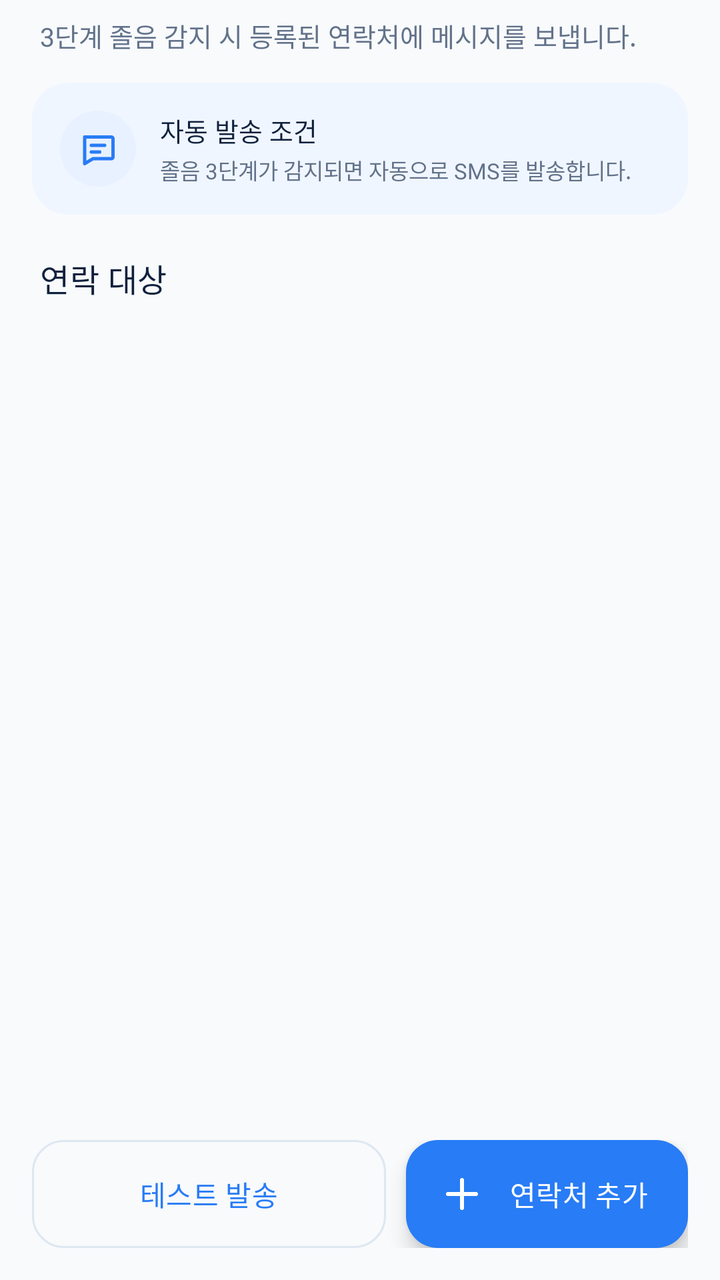
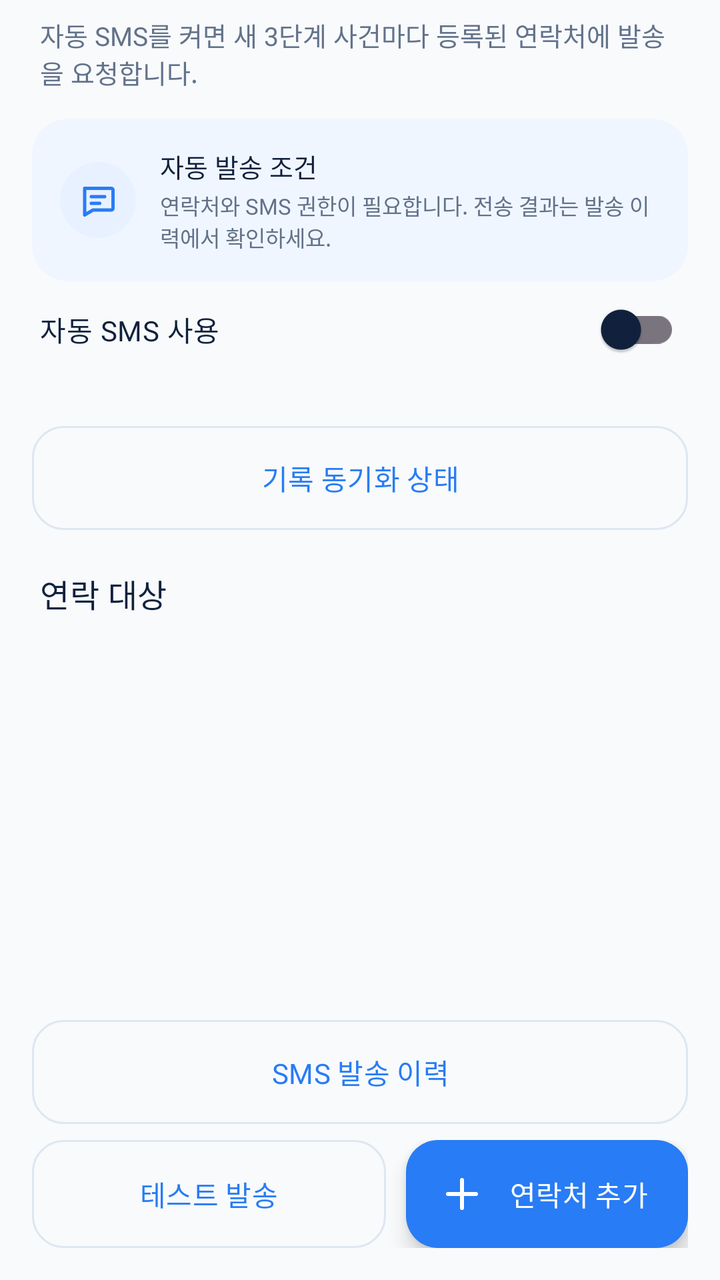

An Android layout rendered at two revisions. The XML below is the earlier revision; the diff shows what the commit changed to produce the second picture.
<!-- AndroidManifest.xml: application theme Theme.NSND -->
<!-- res/layout/fragment_contact.xml -->
<?xml version="1.0" encoding="utf-8"?>
<androidx.constraintlayout.widget.ConstraintLayout xmlns:android="http://schemas.android.com/apk/res/android"
    xmlns:app="http://schemas.android.com/apk/res-auto"
    xmlns:tools="http://schemas.android.com/tools"
    android:layout_width="match_parent"
    android:layout_height="match_parent"
    android:background="@android:color/transparent"
    tools:context=".ui.contact.ContactFragment">

    <TextView
        android:id="@+id/tvContactSubtitle"
        android:layout_width="0dp"
        android:layout_height="wrap_content"
        android:layout_marginHorizontal="20dp"
        android:layout_marginTop="8dp"
        android:text="3단계 졸음 감지 시 등록된 연락처에 메시지를 보냅니다."
        android:textColor="@color/text_secondary"
        android:textSize="13sp"
        app:layout_constraintEnd_toEndOf="parent"
        app:layout_constraintStart_toStartOf="parent"
        app:layout_constraintTop_toTopOf="parent" />

    <com.google.android.material.card.MaterialCardView
        android:id="@+id/cardContactGuide"
        android:layout_width="0dp"
        android:layout_height="wrap_content"
        android:layout_marginHorizontal="16dp"
        android:layout_marginTop="14dp"
        app:cardBackgroundColor="@color/accent_tint"
        app:cardCornerRadius="18dp"
        app:cardElevation="0dp"
        app:layout_constraintEnd_toEndOf="parent"
        app:layout_constraintStart_toStartOf="parent"
        app:layout_constraintTop_toBottomOf="@id/tvContactSubtitle"
        app:strokeColor="@color/accent_secondary"
        app:strokeWidth="0dp">

        <LinearLayout
            android:layout_width="match_parent"
            android:layout_height="wrap_content"
            android:gravity="center_vertical"
            android:orientation="horizontal"
            android:padding="14dp">
            <FrameLayout
                android:layout_width="38dp"
                android:layout_height="38dp"
                android:background="@drawable/bg_icon_blue">
                <ImageView
                    android:layout_width="20dp"
                    android:layout_height="20dp"
                    android:layout_gravity="center"
                    android:contentDescription="자동 발송 조건"
                    android:src="@drawable/ic_sms"
                    android:tint="@color/accent_primary" />
            </FrameLayout>
            <LinearLayout
                android:layout_width="0dp"
                android:layout_height="wrap_content"
                android:layout_marginStart="12dp"
                android:layout_weight="1"
                android:orientation="vertical">
                <TextView
                    android:layout_width="wrap_content"
                    android:layout_height="wrap_content"
                    android:fontFamily="sans-serif-medium"
                    android:text="자동 발송 조건"
                    android:textColor="@color/text_primary"
                    android:textSize="13sp" />
                <TextView
                    android:layout_width="wrap_content"
                    android:layout_height="wrap_content"
                    android:layout_marginTop="2dp"
                    android:text="졸음 3단계가 감지되면 자동으로 SMS를 발송합니다."
                    android:textColor="@color/text_secondary"
                    android:textSize="11sp" />
            </LinearLayout>
        </LinearLayout>
    </com.google.android.material.card.MaterialCardView>

    <TextView
        android:id="@+id/tvContactListLabel"
        android:layout_width="0dp"
        android:layout_height="wrap_content"
        android:layout_marginHorizontal="20dp"
        android:layout_marginTop="20dp"
        android:text="연락 대상"
        android:textAppearance="@style/TextAppearance.NSND.Title"
        app:layout_constraintEnd_toEndOf="parent"
        app:layout_constraintStart_toStartOf="parent"
        app:layout_constraintTop_toBottomOf="@id/cardContactGuide" />

    <TextView
        android:id="@+id/tvContactEmpty"
        android:layout_width="0dp"
        android:layout_height="wrap_content"
        android:layout_marginHorizontal="24dp"
        android:gravity="center"
        android:lineSpacingMultiplier="1.4"
        android:paddingVertical="36dp"
        android:text="@string/contact_empty"
        android:textColor="@color/text_hint"
        android:textSize="14sp"
        android:visibility="gone"
        app:layout_constraintBottom_toTopOf="@id/layoutContactActions"
        app:layout_constraintEnd_toEndOf="parent"
        app:layout_constraintStart_toStartOf="parent"
        app:layout_constraintTop_toBottomOf="@id/tvContactListLabel" />

    <androidx.recyclerview.widget.RecyclerView
        android:id="@+id/rvContacts"
        android:layout_width="0dp"
        android:layout_height="0dp"
        android:clipToPadding="false"
        android:paddingHorizontal="16dp"
        android:paddingTop="10dp"
        android:paddingBottom="12dp"
        app:layout_constraintBottom_toTopOf="@id/layoutContactActions"
        app:layout_constraintEnd_toEndOf="parent"
        app:layout_constraintStart_toStartOf="parent"
        app:layout_constraintTop_toBottomOf="@id/tvContactListLabel"
        tools:listitem="@layout/item_contact_card" />

    <LinearLayout
        android:id="@+id/layoutContactActions"
        android:layout_width="0dp"
        android:layout_height="wrap_content"
        android:layout_marginHorizontal="16dp"
        android:layout_marginBottom="16dp"
        android:gravity="center_vertical"
        android:orientation="horizontal"
        app:layout_constraintBottom_toBottomOf="parent"
        app:layout_constraintEnd_toEndOf="parent"
        app:layout_constraintStart_toStartOf="parent">

        <Button
            android:id="@+id/btnSendContacts"
            style="@style/Widget.NSND.Button.Secondary"
            android:layout_width="0dp"
            android:layout_height="54dp"
            android:layout_marginEnd="10dp"
            android:layout_weight="1"
            android:text="테스트 발송"
            android:textSize="14sp" />

        <com.google.android.material.floatingactionbutton.ExtendedFloatingActionButton
            android:id="@+id/fabAddContact"
            android:layout_width="wrap_content"
            android:layout_height="54dp"
            android:contentDescription="@string/contact_add"
            android:text="연락처 추가"
            android:textColor="@android:color/white"
            app:backgroundTint="@color/accent_primary"
            app:icon="@drawable/ic_add"
            app:iconTint="@android:color/white" />
    </LinearLayout>
</androidx.constraintlayout.widget.ConstraintLayout>
<!-- res/layout/item_contact_card.xml (included above) -->
<?xml version="1.0" encoding="utf-8"?>
<com.google.android.material.card.MaterialCardView xmlns:android="http://schemas.android.com/apk/res/android"
    xmlns:app="http://schemas.android.com/apk/res-auto"
    android:layout_width="match_parent"
    android:layout_height="wrap_content"
    android:layout_marginBottom="10dp"
    app:cardBackgroundColor="@color/bg_card"
    app:cardCornerRadius="18dp"
    app:cardElevation="0dp"
    app:strokeColor="@color/border"
    app:strokeWidth="0dp">

    <androidx.constraintlayout.widget.ConstraintLayout
        android:layout_width="match_parent"
        android:layout_height="wrap_content"
        android:padding="16dp">

        <FrameLayout
            android:id="@+id/layoutContactAvatar"
            android:layout_width="42dp"
            android:layout_height="42dp"
            android:background="@drawable/bg_icon_blue"
            app:layout_constraintStart_toStartOf="parent"
            app:layout_constraintTop_toTopOf="parent">
            <TextView
                android:id="@+id/tvContactInitial"
                android:layout_width="match_parent"
                android:layout_height="match_parent"
                android:layout_gravity="center"
                android:fontFamily="sans-serif-medium"
                android:gravity="center"
                android:textColor="@color/accent_primary"
                android:textSize="16sp" />
        </FrameLayout>

        <TextView
            android:id="@+id/tvContactName"
            android:layout_width="0dp"
            android:layout_height="wrap_content"
            android:layout_marginStart="12dp"
            android:ellipsize="end"
            android:fontFamily="sans-serif-medium"
            android:maxLines="1"
            android:textColor="@color/text_primary"
            android:textSize="15sp"
            app:layout_constraintEnd_toStartOf="@id/btnEdit"
            app:layout_constraintStart_toEndOf="@id/layoutContactAvatar"
            app:layout_constraintTop_toTopOf="@id/layoutContactAvatar" />

        <TextView
            android:id="@+id/tvContactPhone"
            android:layout_width="0dp"
            android:layout_height="wrap_content"
            android:layout_marginStart="12dp"
            android:layout_marginTop="3dp"
            android:ellipsize="end"
            android:maxLines="1"
            android:textColor="@color/text_secondary"
            android:textSize="12sp"
            app:layout_constraintEnd_toStartOf="@id/btnEdit"
            app:layout_constraintStart_toEndOf="@id/layoutContactAvatar"
            app:layout_constraintTop_toBottomOf="@id/tvContactName" />

        <ImageButton
            android:id="@+id/btnEdit"
            android:layout_width="38dp"
            android:layout_height="38dp"
            android:background="?attr/selectableItemBackgroundBorderless"
            android:contentDescription="@string/contact_edit"
            android:padding="8dp"
            android:src="@drawable/ic_edit"
            android:tint="@color/accent_primary"
            app:layout_constraintEnd_toStartOf="@id/btnDelete"
            app:layout_constraintTop_toTopOf="parent" />

        <ImageButton
            android:id="@+id/btnDelete"
            android:layout_width="38dp"
            android:layout_height="38dp"
            android:background="?attr/selectableItemBackgroundBorderless"
            android:contentDescription="@string/contact_delete"
            android:padding="8dp"
            android:src="@drawable/ic_delete"
            android:tint="@color/alert_red"
            app:layout_constraintEnd_toEndOf="parent"
            app:layout_constraintTop_toTopOf="parent" />

        <View
            android:id="@+id/dividerCard"
            android:layout_width="0dp"
            android:layout_height="1dp"
            android:layout_marginTop="14dp"
            android:background="@color/divider"
            app:layout_constraintEnd_toEndOf="parent"
            app:layout_constraintStart_toStartOf="parent"
            app:layout_constraintTop_toBottomOf="@id/layoutContactAvatar" />

        <TextView
            android:id="@+id/tvContactMessageLabel"
            android:layout_width="wrap_content"
            android:layout_height="wrap_content"
            android:layout_marginTop="12dp"
            android:text="자동 발송 메시지"
            android:textColor="@color/text_hint"
            android:textSize="11sp"
            app:layout_constraintStart_toStartOf="parent"
            app:layout_constraintTop_toBottomOf="@id/dividerCard" />

        <TextView
            android:id="@+id/tvContactMessage"
            android:layout_width="0dp"
            android:layout_height="wrap_content"
            android:layout_marginTop="4dp"
            android:ellipsize="end"
            android:maxLines="2"
            android:textColor="@color/text_secondary"
            android:textSize="12sp"
            app:layout_constraintEnd_toEndOf="parent"
            app:layout_constraintStart_toStartOf="parent"
            app:layout_constraintTop_toBottomOf="@id/tvContactMessageLabel" />

        <TextView
            android:layout_width="wrap_content"
            android:layout_height="wrap_content"
            android:layout_marginTop="10dp"
            android:background="@drawable/bg_badge_stage3"
            android:paddingHorizontal="9dp"
            android:paddingVertical="4dp"
            android:text="3단계 자동 발송"
            android:textColor="@color/stage_3"
            android:textSize="10sp"
            app:layout_constraintBottom_toBottomOf="parent"
            app:layout_constraintEnd_toEndOf="parent"
            app:layout_constraintTop_toBottomOf="@id/tvContactMessage" />
    </androidx.constraintlayout.widget.ConstraintLayout>
</com.google.android.material.card.MaterialCardView>
<!-- resources referenced by this layout -->
<resources>
  <color name="accent_primary">#287CF5</color>
  <color name="accent_secondary">#E8F1FF</color>
  <color name="accent_tint">#F0F6FF</color>
  <color name="alert_red">#EF4444</color>
  <color name="bg_card">@color/light_bg_card</color>
  <color name="border">@color/light_border</color>
  <color name="divider">@color/light_divider</color>
  <color name="stage_3">#EF4444</color>
  <color name="text_hint">@color/light_text_hint</color>
  <color name="text_primary">@color/light_text_primary</color>
  <color name="text_secondary">@color/light_text_secondary</color>
  <!-- drawable bg_icon_blue (drawable) -->
  <?xml version="1.0" encoding="utf-8"?>
  <shape xmlns:android="http://schemas.android.com/apk/res/android" android:shape="oval">
      <solid android:color="@color/accent_secondary" />
  </shape>
  <string name="contact_add">연락처 추가</string>
  <string name="contact_delete">삭제</string>
  <string name="contact_edit">편집</string>
  <string name="contact_empty">연락처를 추가해주세요\n3단계 졸음 감지 시 자동으로 연락이 발송됩니다</string>
  <style name="Theme.NSND" parent="Base.Theme.NSND" />
  <color name="light_bg_card">#6EFFFFFF</color>
  <color name="light_border">#55A9C1DB</color>
  <color name="light_divider">#667E96B3</color>
  <color name="light_text_hint">#94A3B8</color>
  <color name="light_text_primary">#10213D</color>
  <color name="light_text_secondary">#62728A</color>
  <color name="stage_3_bg">#FEF0F0</color>
  <style name="Base.Theme.NSND" parent="Theme.Material3.DayNight.NoActionBar">
  
          <item name="android:windowBackground">@color/light_bg_primary</item>
          <item name="colorSurface">@color/light_bg_secondary</item>
          <item name="colorOnSurface">@color/light_text_primary</item>
          <item name="colorPrimary">@color/accent_primary</item>
          <item name="colorOnPrimary">@color/light_bg_secondary</item>
          <item name="colorSecondary">@color/accent_light</item>
          <item name="android:textColorPrimary">@color/light_text_primary</item>
          <item name="android:textColorSecondary">@color/light_text_secondary</item>
          <item name="android:textColorHint">@color/light_text_hint</item>
          <item name="android:statusBarColor">@color/light_bg_primary</item>
          <item name="android:navigationBarColor">@color/light_nav_bg</item>
          <item name="android:windowLightStatusBar" tools:targetApi="m">true</item>
          <item name="android:windowLightNavigationBar" tools:targetApi="o">true</item>
          <item name="android:fontFamily">sans-serif</item>
          <item name="android:windowActionModeOverlay">true</item>
  
          
          <item name="bg_primary">@color/light_bg_primary</item>
          <item name="bg_secondary">@color/light_bg_secondary</item>
          <item name="bg_card">@color/light_bg_card</item>
          <item name="bg_card_elevated">@color/light_bg_card_elevated</item>
          <item name="text_primary">@color/light_text_primary</item>
          <item name="text_secondary">@color/light_text_secondary</item>
          <item name="text_hint">@color/light_text_hint</item>
          <item name="divider_color">@color/light_divider</item>
          <item name="border_color">@color/light_border</item>
          <item name="nav_bg">@color/light_nav_bg</item>
          <item name="nav_active">@color/light_nav_active</item>
          <item name="nav_inactive">@color/light_nav_inactive</item>
  
      </style>
  <color name="light_bg_primary">#F8FAFC</color>
  <color name="light_bg_secondary">#FFFFFF</color>
  <color name="accent_light">#75A8FF</color>
  <color name="light_nav_bg">#94FFFFFF</color>
  <color name="light_bg_card_elevated">#3DFFFFFF</color>
  <color name="light_nav_active">#1A6BFF</color>
  <color name="light_nav_inactive">#9CA3AF</color>
  <!-- unchanged entries left out for length: 7 -->
</resources>

<!-- the commit's change to res/layout/fragment_contact.xml (unified diff, before → after) -->
@@ -13,7 +13,7 @@
         android:layout_height="wrap_content"
         android:layout_marginHorizontal="20dp"
         android:layout_marginTop="8dp"
-        android:text="3단계 졸음 감지 시 등록된 연락처에 메시지를 보냅니다."
+        android:text="자동 SMS를 켜면 새 3단계 사건마다 등록된 연락처에 발송을 요청합니다."
         android:textColor="@color/text_secondary"
         android:textSize="13sp"
         app:layout_constraintEnd_toEndOf="parent"
@@ -51,7 +51,7 @@
                     android:layout_gravity="center"
                     android:contentDescription="자동 발송 조건"
                     android:src="@drawable/ic_sms"
-                    android:tint="@color/accent_primary" />
+                    app:tint="@color/accent_primary" />
             </FrameLayout>
             <LinearLayout
                 android:layout_width="0dp"
@@ -70,13 +70,47 @@
                     android:layout_width="wrap_content"
                     android:layout_height="wrap_content"
                     android:layout_marginTop="2dp"
-                    android:text="졸음 3단계가 감지되면 자동으로 SMS를 발송합니다."
+                    android:text="연락처와 SMS 권한이 필요합니다. 전송 결과는 발송 이력에서 확인하세요."
                     android:textColor="@color/text_secondary"
                     android:textSize="11sp" />
             </LinearLayout>
         </LinearLayout>
     </com.google.android.material.card.MaterialCardView>
 
+    <com.google.android.material.switchmaterial.SwitchMaterial
+        android:id="@+id/switchAutoSms"
+        android:layout_width="0dp"
+        android:layout_height="wrap_content"
+        android:layout_marginHorizontal="20dp"
+        android:text="자동 SMS 사용"
+        android:textColor="@color/text_primary"
+        app:layout_constraintStart_toStartOf="parent"
+        app:layout_constraintEnd_toEndOf="parent"
+        app:layout_constraintTop_toBottomOf="@id/cardContactGuide" />
+
+    <TextView
+        android:id="@+id/tvSmsReadiness"
+        android:layout_width="0dp"
+        android:layout_height="wrap_content"
+        android:layout_marginHorizontal="20dp"
+        android:textColor="@color/text_secondary"
+        android:textSize="12sp"
+        app:layout_constraintStart_toStartOf="parent"
+        app:layout_constraintEnd_toEndOf="parent"
+        app:layout_constraintTop_toBottomOf="@id/switchAutoSms" />
+
+    <Button
+        android:id="@+id/btnSyncRecords"
+        style="@style/Widget.NSND.Button.Secondary"
+        android:layout_width="0dp"
+        android:layout_height="wrap_content"
+        android:layout_marginHorizontal="16dp"
+        android:layout_marginTop="8dp"
+        android:text="기록 동기화 상태"
+        app:layout_constraintStart_toStartOf="parent"
+        app:layout_constraintEnd_toEndOf="parent"
+        app:layout_constraintTop_toBottomOf="@id/tvSmsReadiness" />
+
     <TextView
         android:id="@+id/tvContactListLabel"
         android:layout_width="0dp"
@@ -87,7 +121,7 @@
         android:textAppearance="@style/TextAppearance.NSND.Title"
         app:layout_constraintEnd_toEndOf="parent"
         app:layout_constraintStart_toStartOf="parent"
-        app:layout_constraintTop_toBottomOf="@id/cardContactGuide" />
+        app:layout_constraintTop_toBottomOf="@id/btnSyncRecords" />
 
     <TextView
         android:id="@+id/tvContactEmpty"
@@ -101,7 +135,7 @@
         android:textColor="@color/text_hint"
         android:textSize="14sp"
         android:visibility="gone"
-        app:layout_constraintBottom_toTopOf="@id/layoutContactActions"
+        app:layout_constraintBottom_toTopOf="@id/btnSmsHistory"
         app:layout_constraintEnd_toEndOf="parent"
         app:layout_constraintStart_toStartOf="parent"
         app:layout_constraintTop_toBottomOf="@id/tvContactListLabel" />
@@ -114,11 +148,23 @@
         android:paddingHorizontal="16dp"
         android:paddingTop="10dp"
         android:paddingBottom="12dp"
-        app:layout_constraintBottom_toTopOf="@id/layoutContactActions"
+        app:layout_constraintBottom_toTopOf="@id/btnSmsHistory"
         app:layout_constraintEnd_toEndOf="parent"
         app:layout_constraintStart_toStartOf="parent"
         app:layout_constraintTop_toBottomOf="@id/tvContactListLabel"
         tools:listitem="@layout/item_contact_card" />
+
+    <Button
+        android:id="@+id/btnSmsHistory"
+        style="@style/Widget.NSND.Button.Secondary"
+        android:layout_width="0dp"
+        android:layout_height="wrap_content"
+        android:layout_marginHorizontal="16dp"
+        android:layout_marginBottom="8dp"
+        android:text="@string/sms_history"
+        app:layout_constraintBottom_toTopOf="@id/layoutContactActions"
+        app:layout_constraintStart_toStartOf="parent"
+        app:layout_constraintEnd_toEndOf="parent" />
 
     <LinearLayout
         android:id="@+id/layoutContactActions"
@@ -226,7 +272,7 @@
             android:contentDescription="@string/contact_edit"
             android:padding="8dp"
             android:src="@drawable/ic_edit"
-            android:tint="@color/accent_primary"
+            app:tint="@color/accent_primary"
             app:layout_constraintEnd_toStartOf="@id/btnDelete"
             app:layout_constraintTop_toTopOf="parent" />
 
@@ -238,7 +284,7 @@
             android:contentDescription="@string/contact_delete"
             android:padding="8dp"
             android:src="@drawable/ic_delete"
-            android:tint="@color/alert_red"
+            app:tint="@color/alert_red"
             app:layout_constraintEnd_toEndOf="parent"
             app:layout_constraintTop_toTopOf="parent" />
 
<!-- resource entries referenced after the edit -->
@@ -20,6 +20,7 @@
   <string name="contact_delete">삭제</string>
   <string name="contact_edit">편집</string>
   <string name="contact_empty">연락처를 추가해주세요\n3단계 졸음 감지 시 자동으로 연락이 발송됩니다</string>
+  <string name="sms_history">SMS 발송 이력</string>
   <style name="Theme.NSND" parent="Base.Theme.NSND" />
   <color name="light_bg_card">#6EFFFFFF</color>
   <color name="light_border">#55A9C1DB</color>
@@ -42,7 +43,7 @@
           <item name="android:statusBarColor">@color/light_bg_primary</item>
           <item name="android:navigationBarColor">@color/light_nav_bg</item>
           <item name="android:windowLightStatusBar" tools:targetApi="m">true</item>
-          <item name="android:windowLightNavigationBar" tools:targetApi="o">true</item>
+          <item name="android:windowLightNavigationBar" tools:targetApi="o_mr1">true</item>
           <item name="android:fontFamily">sans-serif</item>
           <item name="android:windowActionModeOverlay">true</item>
   
